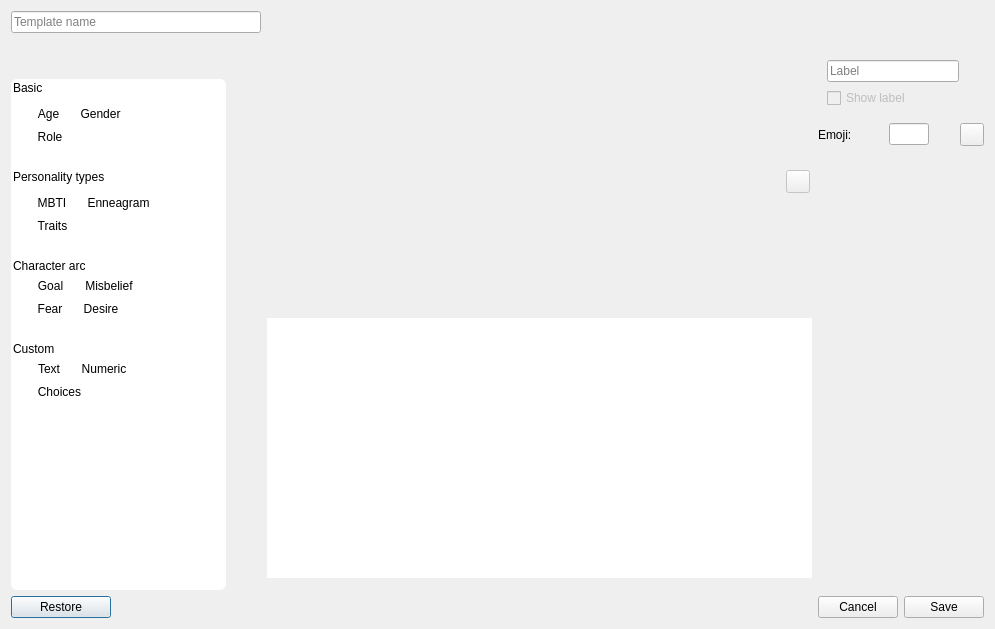
zkovari/plotlyst, file ui/character_profile_editor_dialog.ui: the form before one commit.
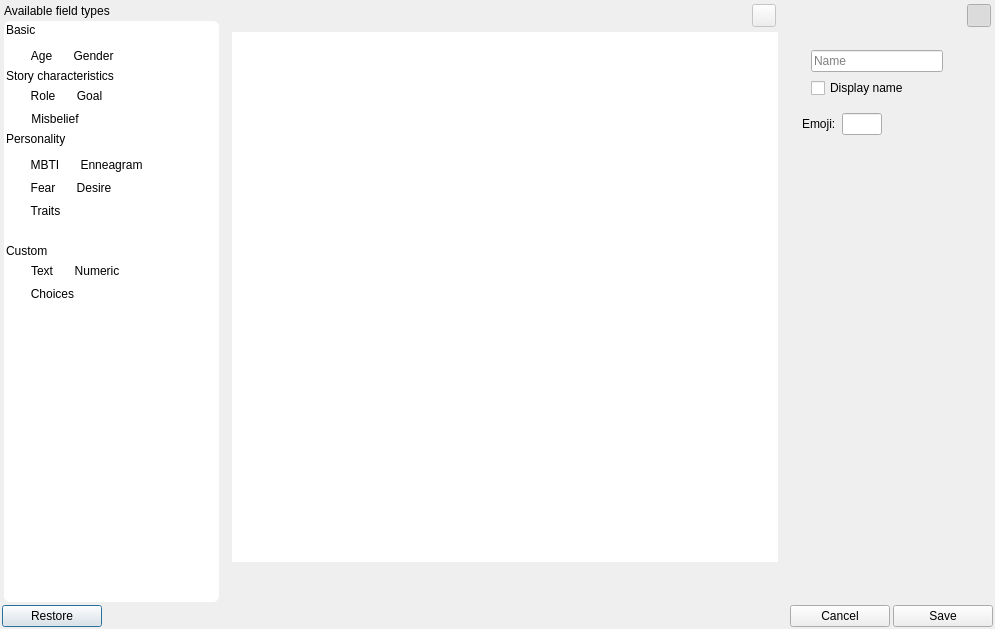
The form after the commit. The open tabs and pages were chosen to show the change. Custom widgets are drawn as their Qt base class.

Commit message: Rearrange character template editor

Patch:
```diff
--- a/ui/character_profile_editor_dialog.ui
+++ b/ui/character_profile_editor_dialog.ui
@@ -16,50 +16,39 @@
   <property name="styleSheet">
    <string notr="true"/>
   </property>
+  <layout class="QVBoxLayout" name="verticalLayout_8">
+   <property name="spacing">
+    <number>3</number>
+   </property>
+   <property name="leftMargin">
+    <number>2</number>
+   </property>
+   <property name="topMargin">
+    <number>2</number>
+   </property>
+   <property name="rightMargin">
+    <number>2</number>
+   </property>
+   <property name="bottomMargin">
+    <number>2</number>
+   </property>
+   <item>
   <layout class="QHBoxLayout" name="horizontalLayout_6">
    <item>
     <layout class="QVBoxLayout" name="verticalLayout_6">
+       <property name="leftMargin">
+        <number>2</number>
+       </property>
+       <property name="topMargin">
+        <number>2</number>
+       </property>
      <item>
-      <widget class="QLineEdit" name="lineName">
-       <property name="sizePolicy">
-        <sizepolicy hsizetype="MinimumExpanding" vsizetype="Fixed">
-         <horstretch>0</horstretch>
-         <verstretch>0</verstretch>
-        </sizepolicy>
-       </property>
-       <property name="minimumSize">
-        <size>
-         <width>0</width>
-         <height>0</height>
-        </size>
-       </property>
-       <property name="maximumSize">
-        <size>
-         <width>250</width>
-         <height>16777215</height>
-        </size>
-       </property>
-       <property name="placeholderText">
-        <string>Template name</string>
+        <widget class="QLabel" name="label_5">
+         <property name="text">
+          <string>Available field types</string>
        </property>
       </widget>
      </item>
-     <item>
-      <spacer name="verticalSpacer_3">
-       <property name="orientation">
-        <enum>Qt::Vertical</enum>
-       </property>
-       <property name="sizeType">
-        <enum>QSizePolicy::Preferred</enum>
-       </property>
-       <property name="sizeHint" stdset="0">
-        <size>
-         <width>20</width>
-         <height>40</height>
-        </size>
-       </property>
-      </spacer>
-     </item>
      <item>
       <widget class="QFrame" name="frame">
        <property name="maximumSize">
@@ -183,6 +172,13 @@
           </item>
          </layout>
         </item>
+          <item>
+           <widget class="QLabel" name="label_7">
+            <property name="text">
+             <string>Story characteristics</string>
+            </property>
+           </widget>
+          </item>
         <item>
          <layout class="QHBoxLayout" name="horizontalLayout_10">
           <property name="spacing">
@@ -223,6 +219,25 @@
             </property>
            </widget>
           </item>
+            <item>
+             <widget class="QToolButton" name="btnGoal">
+              <property name="cursor">
+               <cursorShape>OpenHandCursor</cursorShape>
+              </property>
+              <property name="text">
+               <string>Goal</string>
+              </property>
+              <property name="iconSize">
+               <size>
+                <width>24</width>
+                <height>24</height>
+               </size>
+              </property>
+              <property name="toolButtonStyle">
+               <enum>Qt::ToolButtonTextUnderIcon</enum>
+              </property>
+             </widget>
+            </item>
           <item>
            <spacer name="horizontalSpacer_9">
             <property name="orientation">
@@ -239,7 +254,47 @@
          </layout>
         </item>
         <item>
-         <spacer name="horizontalSpacer_3">
+           <layout class="QHBoxLayout" name="horizontalLayout_2">
+            <property name="spacing">
+             <number>12</number>
+            </property>
+            <item>
+             <spacer name="horizontalSpacer_12">
+              <property name="orientation">
+               <enum>Qt::Horizontal</enum>
+              </property>
+              <property name="sizeType">
+               <enum>QSizePolicy::Preferred</enum>
+              </property>
+              <property name="sizeHint" stdset="0">
+               <size>
+                <width>20</width>
+                <height>20</height>
+               </size>
+              </property>
+             </spacer>
+            </item>
+            <item>
+             <widget class="QToolButton" name="btnMisbelief">
+              <property name="cursor">
+               <cursorShape>OpenHandCursor</cursorShape>
+              </property>
+              <property name="text">
+               <string>Misbelief</string>
+              </property>
+              <property name="iconSize">
+               <size>
+                <width>24</width>
+                <height>24</height>
+               </size>
+              </property>
+              <property name="toolButtonStyle">
+               <enum>Qt::ToolButtonTextUnderIcon</enum>
+              </property>
+             </widget>
+            </item>
+            <item>
+             <spacer name="horizontalSpacer_13">
           <property name="orientation">
            <enum>Qt::Horizontal</enum>
           </property>
@@ -250,11 +305,13 @@
            </size>
           </property>
          </spacer>
+            </item>
+           </layout>
         </item>
         <item>
          <widget class="QLabel" name="label">
           <property name="text">
-           <string>Personality types</string>
+             <string>Personality</string>
           </property>
          </widget>
         </item>
@@ -339,155 +396,6 @@
           </item>
          </layout>
         </item>
-        <item>
-         <layout class="QHBoxLayout" name="horizontalLayout_12">
-          <property name="spacing">
-           <number>12</number>
-          </property>
-          <item>
-           <spacer name="horizontalSpacer_22">
-            <property name="orientation">
-             <enum>Qt::Horizontal</enum>
-            </property>
-            <property name="sizeType">
-             <enum>QSizePolicy::Preferred</enum>
-            </property>
-            <property name="sizeHint" stdset="0">
-             <size>
-              <width>20</width>
-              <height>20</height>
-             </size>
-            </property>
-           </spacer>
-          </item>
-          <item>
-           <widget class="QToolButton" name="btnTraits">
-            <property name="cursor">
-             <cursorShape>OpenHandCursor</cursorShape>
-            </property>
-            <property name="text">
-             <string>Traits</string>
-            </property>
-            <property name="iconSize">
-             <size>
-              <width>24</width>
-              <height>24</height>
-             </size>
-            </property>
-            <property name="toolButtonStyle">
-             <enum>Qt::ToolButtonTextUnderIcon</enum>
-            </property>
-           </widget>
-          </item>
-          <item>
-           <spacer name="horizontalSpacer_23">
-            <property name="orientation">
-             <enum>Qt::Horizontal</enum>
-            </property>
-            <property name="sizeHint" stdset="0">
-             <size>
-              <width>40</width>
-              <height>20</height>
-             </size>
-            </property>
-           </spacer>
-          </item>
-         </layout>
-        </item>
-        <item>
-         <spacer name="horizontalSpacer_16">
-          <property name="orientation">
-           <enum>Qt::Horizontal</enum>
-          </property>
-          <property name="sizeHint" stdset="0">
-           <size>
-            <width>40</width>
-            <height>20</height>
-           </size>
-          </property>
-         </spacer>
-        </item>
-        <item>
-         <widget class="QLabel" name="label_2">
-          <property name="text">
-           <string>Character arc</string>
-          </property>
-         </widget>
-        </item>
-        <item>
-         <layout class="QHBoxLayout" name="horizontalLayout_2">
-          <property name="spacing">
-           <number>12</number>
-          </property>
-          <item>
-           <spacer name="horizontalSpacer_12">
-            <property name="orientation">
-             <enum>Qt::Horizontal</enum>
-            </property>
-            <property name="sizeType">
-             <enum>QSizePolicy::Preferred</enum>
-            </property>
-            <property name="sizeHint" stdset="0">
-             <size>
-              <width>20</width>
-              <height>20</height>
-             </size>
-            </property>
-           </spacer>
-          </item>
-          <item>
-           <widget class="QToolButton" name="btnGoal">
-            <property name="cursor">
-             <cursorShape>OpenHandCursor</cursorShape>
-            </property>
-            <property name="text">
-             <string>Goal</string>
-            </property>
-            <property name="iconSize">
-             <size>
-              <width>24</width>
-              <height>24</height>
-             </size>
-            </property>
-            <property name="toolButtonStyle">
-             <enum>Qt::ToolButtonTextUnderIcon</enum>
-            </property>
-           </widget>
-          </item>
-          <item>
-           <widget class="QToolButton" name="btnMisbelief">
-            <property name="cursor">
-             <cursorShape>OpenHandCursor</cursorShape>
-            </property>
-            <property name="text">
-             <string>Misbelief</string>
-            </property>
-            <property name="iconSize">
-             <size>
-              <width>24</width>
-              <height>24</height>
-             </size>
-            </property>
-            <property name="toolButtonStyle">
-             <enum>Qt::ToolButtonTextUnderIcon</enum>
-            </property>
-           </widget>
-          </item>
-          <item>
-           <spacer name="horizontalSpacer_13">
-            <property name="orientation">
-             <enum>Qt::Horizontal</enum>
-            </property>
-            <property name="sizeHint" stdset="0">
-             <size>
-              <width>40</width>
-              <height>20</height>
-             </size>
-            </property>
-           </spacer>
-          </item>
-         </layout>
-        </item>
         <item>
          <layout class="QHBoxLayout" name="horizontalLayout_8">
           <property name="spacing">
@@ -562,6 +470,61 @@
           </item>
          </layout>
         </item>
+          <item>
+           <layout class="QHBoxLayout" name="horizontalLayout_12">
+            <property name="spacing">
+             <number>12</number>
+            </property>
+            <item>
+             <spacer name="horizontalSpacer_22">
+              <property name="orientation">
+               <enum>Qt::Horizontal</enum>
+              </property>
+              <property name="sizeType">
+               <enum>QSizePolicy::Preferred</enum>
+              </property>
+              <property name="sizeHint" stdset="0">
+               <size>
+                <width>20</width>
+                <height>20</height>
+               </size>
+              </property>
+             </spacer>
+            </item>
+            <item>
+             <widget class="QToolButton" name="btnTraits">
+              <property name="cursor">
+               <cursorShape>OpenHandCursor</cursorShape>
+              </property>
+              <property name="text">
+               <string>Traits</string>
+              </property>
+              <property name="iconSize">
+               <size>
+                <width>24</width>
+                <height>24</height>
+               </size>
+              </property>
+              <property name="toolButtonStyle">
+               <enum>Qt::ToolButtonTextUnderIcon</enum>
+              </property>
+             </widget>
+            </item>
+            <item>
+             <spacer name="horizontalSpacer_23">
+              <property name="orientation">
+               <enum>Qt::Horizontal</enum>
+              </property>
+              <property name="sizeHint" stdset="0">
+               <size>
+                <width>40</width>
+                <height>20</height>
+               </size>
+              </property>
+             </spacer>
+            </item>
+           </layout>
+          </item>
         <item>
          <spacer name="horizontalSpacer_17">
           <property name="orientation">
@@ -727,58 +690,23 @@
        </layout>
       </widget>
      </item>
-     <item>
-      <widget class="QPushButton" name="btnRestore">
-       <property name="maximumSize">
-        <size>
-         <width>100</width>
-         <height>16777215</height>
-        </size>
-       </property>
-       <property name="cursor">
-        <cursorShape>PointingHandCursor</cursorShape>
-       </property>
-       <property name="text">
-        <string>Restore</string>
-       </property>
-       <property name="deconstructive" stdset="0">
-        <bool>true</bool>
-       </property>
-      </widget>
-     </item>
-    </layout>
-   </item>
-   <item>
-    <layout class="QVBoxLayout" name="verticalLayout_3">
-     <item>
-      <spacer name="horizontalSpacer_7">
-       <property name="orientation">
-        <enum>Qt::Horizontal</enum>
-       </property>
-       <property name="sizeHint" stdset="0">
-        <size>
-         <width>40</width>
-         <height>20</height>
-        </size>
-       </property>
-      </spacer>
+      </layout>
      </item>
      <item>
       <spacer name="verticalSpacer_2">
        <property name="orientation">
         <enum>Qt::Vertical</enum>
        </property>
-       <property name="sizeType">
-        <enum>QSizePolicy::Preferred</enum>
-       </property>
        <property name="sizeHint" stdset="0">
         <size>
-         <width>20</width>
-         <height>20</height>
+         <width>10</width>
+         <height>40</height>
         </size>
        </property>
       </spacer>
      </item>
+     <item>
+      <layout class="QVBoxLayout" name="verticalLayout_3">
      <item>
       <widget class="QWidget" name="widget" native="true">
        <layout class="QHBoxLayout" name="horizontalLayout_4">
@@ -825,6 +753,12 @@
      </item>
      <item>
       <widget class="QWidget" name="wdgEditor" native="true">
+         <property name="sizePolicy">
+          <sizepolicy hsizetype="Expanding" vsizetype="Expanding">
+           <horstretch>0</horstretch>
+           <verstretch>0</verstretch>
+          </sizepolicy>
+         </property>
        <property name="styleSheet">
         <string notr="true">QWidget#wdgEditor {
 background-color: rgb(255, 255, 255);
@@ -855,23 +789,87 @@
     </layout>
    </item>
    <item>
+      <spacer name="verticalSpacer_3">
+       <property name="orientation">
+        <enum>Qt::Vertical</enum>
+       </property>
+       <property name="sizeHint" stdset="0">
+        <size>
+         <width>10</width>
+         <height>40</height>
+        </size>
+       </property>
+      </spacer>
+     </item>
+     <item>
+      <layout class="QVBoxLayout" name="verticalLayout_4">
+       <property name="topMargin">
+        <number>2</number>
+       </property>
+       <property name="rightMargin">
+        <number>2</number>
+       </property>
+       <item alignment="Qt::AlignRight|Qt::AlignTop">
+        <widget class="QToolButton" name="btnSettings">
+         <property name="cursor">
+          <cursorShape>PointingHandCursor</cursorShape>
+         </property>
+         <property name="text">
+          <string/>
+         </property>
+         <property name="checkable">
+          <bool>true</bool>
+         </property>
+         <property name="checked">
+          <bool>true</bool>
+         </property>
+        </widget>
+       </item>
+       <item>
+        <widget class="QWidget" name="wdgSettings" native="true">
+         <property name="maximumSize">
+          <size>
+           <width>200</width>
+           <height>16777215</height>
+          </size>
+         </property>
     <layout class="QVBoxLayout" name="verticalLayout_5">
+          <property name="spacing">
+           <number>2</number>
+          </property>
+          <property name="leftMargin">
+           <number>2</number>
+          </property>
+          <property name="topMargin">
+           <number>2</number>
+          </property>
+          <property name="rightMargin">
+           <number>2</number>
+          </property>
+          <property name="bottomMargin">
+           <number>2</number>
+          </property>
      <item>
-      <spacer name="verticalSpacer_6">
-       <property name="orientation">
-        <enum>Qt::Vertical</enum>
-       </property>
-       <property name="sizeType">
-        <enum>QSizePolicy::Preferred</enum>
-       </property>
-       <property name="sizeHint" stdset="0">
-        <size>
-         <width>20</width>
-         <height>40</height>
-        </size>
-       </property>
-      </spacer>
-     </item>
+           <widget class="QStackedWidget" name="stackedSettings">
+            <property name="currentIndex">
+             <number>0</number>
+            </property>
+            <widget class="QWidget" name="pageInfo">
+             <layout class="QVBoxLayout" name="verticalLayout_9">
+              <item>
+               <widget class="QLabel" name="lblInfoForSettings">
+                <property name="text">
+                 <string>Click on a field to display relevant settings.</string>
+                </property>
+                <property name="wordWrap">
+                 <bool>true</bool>
+                </property>
+               </widget>
+              </item>
+             </layout>
+            </widget>
+            <widget class="QWidget" name="pageSettings">
+             <layout class="QVBoxLayout" name="verticalLayout_10">
      <item>
       <widget class="QWidget" name="wdgFieldProperties" native="true">
        <property name="maximumSize">
@@ -880,7 +878,7 @@
          <height>16777215</height>
         </size>
        </property>
-       <layout class="QVBoxLayout" name="verticalLayout_4">
+                <layout class="QVBoxLayout" name="verticalLayout_7">
         <item>
          <widget class="QLineEdit" name="lineLabel">
           <property name="maximumSize">
@@ -890,17 +888,17 @@
            </size>
           </property>
           <property name="placeholderText">
-           <string>Label</string>
+                    <string>Name</string>
           </property>
          </widget>
         </item>
         <item>
          <widget class="QCheckBox" name="cbShowLabel">
           <property name="enabled">
-           <bool>false</bool>
+                    <bool>true</bool>
           </property>
           <property name="text">
-           <string>Show label</string>
+                    <string>Display name</string>
           </property>
          </widget>
         </item>
@@ -908,15 +906,21 @@
       </widget>
      </item>
      <item>
-      <layout class="QHBoxLayout" name="horizontalLayout_11">
-       <item alignment="Qt::AlignLeft">
-        <widget class="QLabel" name="label_4">
+               <layout class="QFormLayout" name="formLayout">
+                <item row="0" column="0">
+                 <widget class="QLabel" name="lblEmoji">
+                  <property name="maximumSize">
+                   <size>
+                    <width>16777215</width>
+                    <height>16777215</height>
+                   </size>
+                  </property>
          <property name="text">
           <string>Emoji:</string>
          </property>
         </widget>
        </item>
-       <item alignment="Qt::AlignLeft">
+                <item row="0" column="1">
         <widget class="QLineEdit" name="lineEmoji">
          <property name="maximumSize">
           <size>
@@ -925,14 +929,7 @@
           </size>
          </property>
          <property name="readOnly">
-          <bool>true</bool>
-         </property>
-        </widget>
-       </item>
-       <item>
-        <widget class="QToolButton" name="btnUpdateEmoji">
-         <property name="text">
-          <string/>
+                   <bool>false</bool>
          </property>
         </widget>
        </item>
@@ -942,6 +939,23 @@
       <widget class="ItemsEditorWidget" name="wdgChoicesEditor" native="true"/>
      </item>
      <item>
+               <spacer name="verticalSpacer_6">
+                <property name="orientation">
+                 <enum>Qt::Vertical</enum>
+                </property>
+                <property name="sizeHint" stdset="0">
+                 <size>
+                  <width>20</width>
+                  <height>40</height>
+                 </size>
+                </property>
+               </spacer>
+              </item>
+             </layout>
+            </widget>
+           </widget>
+          </item>
+          <item>
       <spacer name="verticalSpacer_5">
        <property name="orientation">
         <enum>Qt::Vertical</enum>
@@ -954,10 +968,61 @@
        </property>
       </spacer>
      </item>
+         </layout>
+        </widget>
+       </item>
+      </layout>
+     </item>
+    </layout>
+   </item>
      <item>
       <layout class="QHBoxLayout" name="horizontalLayout_5">
+     <item>
+      <widget class="QPushButton" name="btnRestore">
+       <property name="minimumSize">
+        <size>
+         <width>100</width>
+         <height>0</height>
+        </size>
+       </property>
+       <property name="maximumSize">
+        <size>
+         <width>100</width>
+         <height>16777215</height>
+        </size>
+       </property>
+       <property name="cursor">
+        <cursorShape>PointingHandCursor</cursorShape>
+       </property>
+       <property name="text">
+        <string>Restore</string>
+       </property>
+       <property name="deconstructive" stdset="0">
+        <bool>true</bool>
+       </property>
+      </widget>
+     </item>
+     <item>
+      <spacer name="horizontalSpacer_7">
+       <property name="orientation">
+        <enum>Qt::Horizontal</enum>
+       </property>
+       <property name="sizeHint" stdset="0">
+        <size>
+         <width>40</width>
+         <height>20</height>
+        </size>
+       </property>
+      </spacer>
+     </item>
        <item>
         <widget class="QPushButton" name="btnCancel">
+       <property name="minimumSize">
+        <size>
+         <width>100</width>
+         <height>0</height>
+        </size>
+       </property>
          <property name="cursor">
           <cursorShape>PointingHandCursor</cursorShape>
          </property>
@@ -968,6 +1033,12 @@
        </item>
        <item>
         <widget class="QPushButton" name="btnSave">
+       <property name="minimumSize">
+        <size>
+         <width>100</width>
+         <height>0</height>
+        </size>
+       </property>
          <property name="cursor">
           <cursorShape>PointingHandCursor</cursorShape>
          </property>
@@ -978,8 +1049,6 @@
           <bool>true</bool>
          </property>
         </widget>
-       </item>
-      </layout>
      </item>
     </layout>
    </item>
```
Lines whose indentation alone changed are shown as unchanged. The commit also changes 3 other files.
